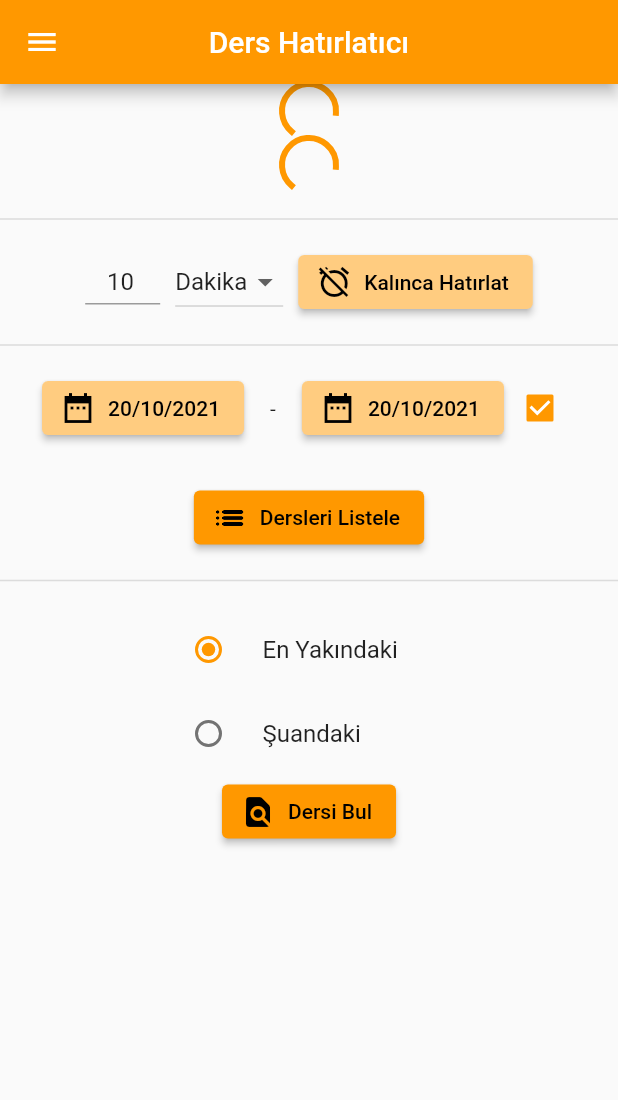
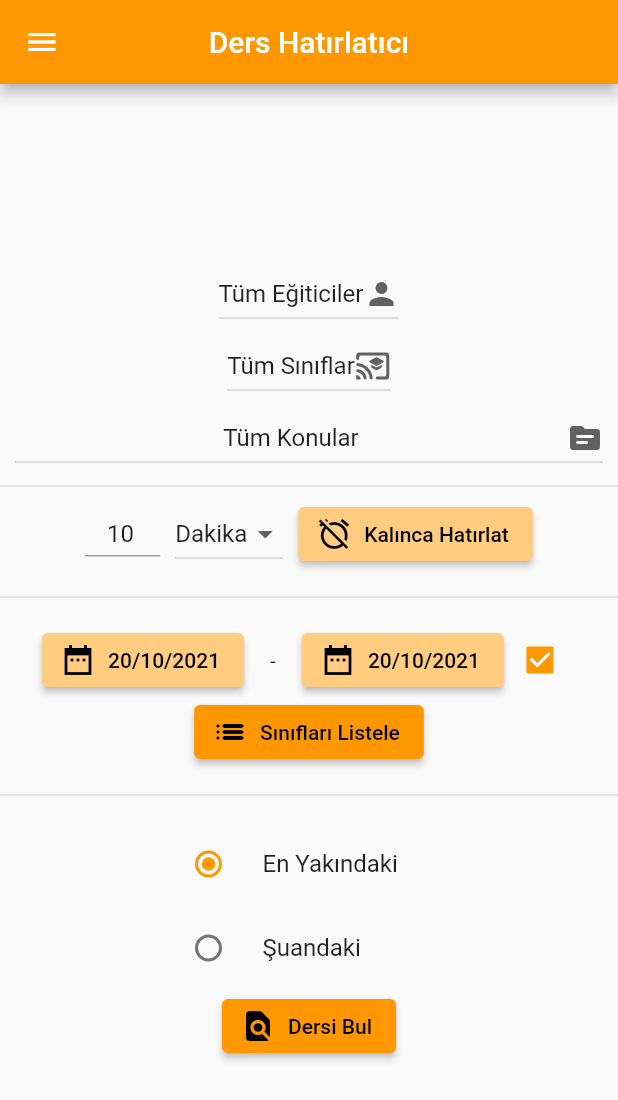
Before and after one commit to ErenalpKesici/Ders-Hatirlatici-Mobile, a Flutter app: the first screen one second after launch, on a phone screen of 412 x 824 dp. Shown: the top 1100 px of the screen. Run offline on Flutter 3.47's test engine with Material 2 defaults, Android fonts, the phone set to English and light mode, and no system bars; our stand-ins replace flutter_local_notifications, internet_connection_checker, permission_handler, timezone; missing offline and left inert: excel, flutter_archive, flutter_background_service, flutter_downloader; accounts and stored records are empty.

Commit message:
download in main, massive

```diff
--- /dev/null
+++ b/lib/backup.dart
@@ -0,0 +1,23 @@
+class Backup{
+  String lecturer = "", course = "", topic = "", time = "", timeType = "";
+  Backup(this.lecturer, this.course, this.topic, this.time, this.timeType);
+  Backup.fromJson(Map<String, dynamic> json)
+    : lecturer = json['lecturer'],
+      course = json['course'],
+      time = json['time'],
+      topic = json['topic'],
+      timeType = json['timeType'];
+  Map<String, dynamic> toJson() {
+    return {
+      'lecturer': lecturer,
+      'course': course,
+      'time': time,
+      'topic': topic,
+      'timeType': timeType,
+    };
+  }
+  @override
+  String toString() {
+    return this.lecturer + " " + this.topic + " " +  this.course + " " + this.time + " " + this.timeType;
+  }
+}
--- a/lib/main.dart
+++ b/lib/main.dart
@@ -1,8 +1,10 @@
 import 'dart:async';
+import 'dart:convert';
 import 'dart:io';
 import 'dart:isolate';
 import 'dart:ui';
 import 'package:ders_hatirlatici/Settings.dart';
+import 'package:ders_hatirlatici/backup.dart';
 import 'package:ders_hatirlatici/notifications.dart';
 import 'package:flutter/material.dart';
 import 'package:excel/excel.dart';
@@ -23,6 +25,7 @@
 List<Single> s = new List<Single>.empty(growable: true);
 int tillCancel = 0;
 bool upToDate = false;
+Backup save = new Backup("Tüm Eğiticiler", "Tüm Sınıflar", "Tüm Konular", "10", "Dakika");
 int whichMonth(String month){
   switch(month){
     case "Ocak":
@@ -53,8 +56,7 @@
       return 0;
   }
 }
-Future<List<String>> readExcel() async{
-  List<String> lecturers = new List<String>.empty(growable: true);
+Future<void> readExcel() async{
   s = new List<Single>.empty(growable: true);
   await for(var file in Directory(selectedDirectory!).list()){
     var bytes = File(file.path).readAsBytesSync();
@@ -82,9 +84,13 @@
         s.add(new Single(currentDate, course, row[6]?.value.split(' - ').last, row[3]?.value, row[4]?.value));
       }
     }
-
   }
   s.sort((a, b) => a.date.compareTo(b.date));
+  runApp(MyApp());
+}
+List<String> individualize(String type){
+  if(type == "lecturers"){
+    List<String> lecturers = new List<String>.empty(growable: true);
     lecturers.add("Tüm Eğiticiler");
     bool unique = true;
     for(Single single in s){
@@ -99,8 +105,45 @@
       else
         unique = true;
     }
-  print(lecturers.toString());
     return lecturers;
+  }
+  if(type == "courses"){
+    List<String> courses = new List<String>.empty(growable: true);
+    courses.add("Tüm Sınıflar");
+    bool unique = true;
+    for(Single single in s){
+      for(String course in courses){
+        if(single.course == course){
+          unique = false;
+          break;
+        }
+      }
+      if(unique)
+        courses.add(single.course);
+      else
+        unique = true;
+    }
+    return courses;
+  }
+  if(type == "topics"){
+    List<String> topics = new List<String>.empty(growable: true);
+    topics.add("Tüm Konular");
+    bool unique = true;
+    for(Single single in s){
+      for(String topic in topics){
+        if(single.topic == topic){
+          unique = false;
+          break;
+        }
+      }
+      if(unique)
+        topics.add(single.topic);
+      else
+        unique = true;
+    }
+    return topics;
+  }
+  return List.empty();
 }
 void onStart() {
   WidgetsFlutterBinding.ensureInitialized();
@@ -129,12 +172,67 @@
   return false;
 }
 ReceivePort _port = ReceivePort();
+void downloadCallback(String id, DownloadTaskStatus status, int progress) async{
+    final SendPort? send = IsolateNameServer.lookupPortByName('downloader_send_port');
+    send!.send([id, status, progress]);
+  }
+void download() async{
+  FlutterDownloader.registerCallback(downloadCallback);
+  IsolateNameServer.registerPortWithName(_port.sendPort, 'downloader_send_port');
+  _port.listen((dynamic data) async{
+    String id = data[0];
+    DownloadTaskStatus status = data[1];
+    int progress = data[2];
+    if(status.value == 3 && progress == 100){
+      final externalDir = await getExternalStorageDirectory();
+      if(await File(externalDir!.path+"/xl.zip").exists()){
+      try {
+        await ZipFile.extractToDirectory(zipFile: File(externalDir.path+"/xl.zip"), destinationDir: Directory(externalDir.path +"/xl"));
+        print(status.value);
+        await readExcel();
+        IsolateNameServer.removePortNameMapping('downloader_send_port');
+      } catch (e) {
+        print(e);
+        }
+      }
+    }
+  });
+  final externalDir = await getExternalStorageDirectory();
+  await FlutterDownloader.enqueue(
+    url: XL_URL,
+    showNotification: false,
+    savedDir: externalDir!.path,
+  );
+}
 void main() async{
   WidgetsFlutterBinding.ensureInitialized();
   await FlutterDownloader.initialize(debug: true);
   if(await Permission.storage.request().isGranted){
     final externalDir = await getExternalStorageDirectory();
     selectedDirectory = externalDir!.path +"/xl";
+    if(await File(externalDir.path+"/Save.json").exists()){ //read from save.json
+      Map<String, dynamic> readSave = Map<String, dynamic>.from(jsonDecode(File(externalDir.path+"/Save.json").readAsStringSync()));
+      readSave.forEach((key, value) {
+        switch(key){
+          case "lecturer":
+            save.lecturer = value;
+            break;
+          case "course":
+            save.course = value;
+            break;
+          case "topic":
+            save.topic = value;
+            break;
+          case "time":
+            save.time = value;
+            break;
+          case "timeType":
+            save.timeType = value;
+            break;
+        }
+      });
+      print(save.toString());
+    }
     Timer.periodic(Duration(seconds: 2), (timer) async{
       if (await InternetConnectionChecker().hasConnection){
         if(await File(externalDir.path +"/xl.zip").exists()){
@@ -149,13 +247,15 @@
           else
             upToDate = true;
         }
+        if(!upToDate)
+          download();
+        else
+          await readExcel();
         timer.cancel();
-        runApp(MyApp());
       }
       else if(await File(externalDir.path +"/xl.zip").exists()){
-        upToDate = true;
         timer.cancel();
-        runApp(MyApp());
+        await readExcel();
       }
       else{
         runApp(MaterialApp(debugShowCheckedModeBanner: false, home: Center(child: Column(mainAxisAlignment: MainAxisAlignment.center, children: [Text("Internet Aranıyor...", style: TextStyle(color: Colors.orange, decoration:  TextDecoration.none, fontSize: 24),), SizedBox(height: 25), CircularProgressIndicator(color: Colors.orange,)]))));
@@ -221,7 +321,7 @@
 }
 Future<List<String>> readCourses() async{
   List<String> courses = List.empty(growable: true);
-  courses.add("Tüm Dersler");
+  courses.add("Tüm Sınıflar");
   await for(var file in Directory(selectedDirectory!).list()){
     String tmpCourse = file.path.split('/').last;
     String course = tmpCourse[0];
@@ -235,17 +335,16 @@
   return courses;
 }
 
-class _MyHomePageState extends State<MyHomePage> {
-  String selectedLecturer = 'Tüm Eğiticiler', selectedCourse = "Tüm Dersler";
-  String timeType = "Dakika";
+class _MyHomePageState extends State<MyHomePage> with WidgetsBindingObserver {
   DateTime selectedDate1 = DateTime.now();
   DateTime selectedDate2 = DateTime.now();
   bool dt2Checked = true;
   int? selectedRadio = 0;
-  TextEditingController timeBefore = new TextEditingController(text: "10");
+  TextEditingController timeBefore = new TextEditingController(text: save.time);
   Icon alarmIcon = Icon(Icons.alarm_off);
-  Future<List<String>>? loadLecturers, loadCourses;
+  Future<List<Single>>? loadLecturers, loadCourses, loadTopics;
   GestureDetector? gdDate1, gdDate2;
+  List<String> lecturers = List.empty(growable: true), courses = List.empty(growable: true), topics = List.empty(growable: true);
   bool lastDate = false;
   void download() async{
     final externalDir = await getExternalStorageDirectory();
@@ -259,48 +358,29 @@
   @override
   void initState(){
     super.initState();
-	  FlutterDownloader.registerCallback(downloadCallback);
-    if(upToDate){
-      loadLecturers = readExcel();
-      loadCourses = readCourses();
-      return;
-    }
-    upToDate = true;
-    IsolateNameServer.registerPortWithName(_port.sendPort, 'downloader_send_port');
-    _port.listen((dynamic data) async{
-      String id = data[0];
-      DownloadTaskStatus status = data[1];
-      int progress = data[2];
-      if(status.value == 3 && progress == 100){
-        final externalDir = await getExternalStorageDirectory();
-        if(await File(externalDir!.path+"/xl.zip").exists()){
-        try {
-          await ZipFile.extractToDirectory(zipFile: File(externalDir.path+"/xl.zip"), destinationDir: Directory(externalDir.path +"/xl"));
-          print(status.value);
-          setState(() {
-            loadLecturers = readExcel();
-            loadCourses = readCourses();
-          });
-        } catch (e) {
-          print(e);
-        }
-    }
-  }
-  });
-    FlutterDownloader.registerCallback(downloadCallback);
-    download();
+    WidgetsBinding.instance?.addObserver(this);
+    lecturers = individualize("lecturers");
+    courses = individualize("courses");
+    topics = individualize("topics");
   }
   @override
   void dispose() {
-    IsolateNameServer.removePortNameMapping('downloader_send_port');
+    WidgetsBinding.instance?.removeObserver(this);
     super.dispose();
   }
-  static void downloadCallback(String id, DownloadTaskStatus status, int progress) async{
-    final SendPort? send = IsolateNameServer.lookupPortByName('downloader_send_port');
-    send!.send([id, status, progress]);
+  bool validSingle(Single single){
+    return (save.lecturer == "Tüm Eğiticiler" || single.lecturer == save.lecturer) && (save.course == "Tüm Sınıflar" || save.course == single.course) && (save.topic == "Tüm Konular" || save.topic == single.topic);
   }
-  bool validSingle(String lecturer, String course){
-    return (selectedLecturer == "Tüm Eğiticiler" || lecturer == selectedLecturer) && (selectedCourse == "Tüm Dersler" || selectedCourse == course);
+  void saveSelections(Backup save)async{
+    final externalDir = await getExternalStorageDirectory();
+    if(!await File(externalDir!.path + "/Save.json").exists())
+      await File(externalDir.path + "/Save.json").create();
+    File(externalDir.path + "/Save.json").writeAsString(jsonEncode(save));
+  }
+  @override
+  void didChangeAppLifecycleState(AppLifecycleState state)  async{
+    if(state == AppLifecycleState.paused)
+      saveSelections(new Backup(save.lecturer, save.course, save.topic, save.time.toString(), save.timeType));
   }
   @override
   Widget build(BuildContext context) {
@@ -383,65 +463,68 @@
         title: Text("Ders Hatırlatıcı"),
         centerTitle: true,
       ),
-      body: SingleChildScrollView(
-        scrollDirection: Axis.vertical,
-        child: Column(
+      body: Column(
         mainAxisAlignment: MainAxisAlignment.center,
-          children: <Widget>[
-            FutureBuilder<List<String>>(
-              future: loadLecturers,
-              builder: (BuildContext context, AsyncSnapshot snapshot){
-                if(snapshot.hasData){
-                  return DropdownButton(
+        children: [
+          DropdownButton<String>(
             alignment: AlignmentDirectional.center,
-                    items: snapshot.data.map<DropdownMenuItem<String>>((String value) {
-                      return DropdownMenuItem(
+            value: save.lecturer,
+            onChanged: (String? newValue) {
+              setState(() {
+                save.lecturer = newValue!;
+              });
+            },
+            icon: Icon(Icons.person),
+            items: lecturers.map<DropdownMenuItem<String>>((String value) {
+              return DropdownMenuItem<String>(
                 alignment: AlignmentDirectional.center,
                 value: value,
-                        child: Row(children: [Icon(Icons.person), SizedBox(width: 5,), Text(value)],) ,
+                child: Text(value),
               );
             }).toList(),
-                  onChanged: (String? value) {
+          ),
+          DropdownButton<String>(
+            alignment: AlignmentDirectional.center,
+            value: save.course,
+            onChanged: (String? newValue) {
               setState(() {
-                      selectedLecturer = value!;
+                save.course = newValue!;
               });
             },
-                  value: selectedLecturer,
-                );
-              }
-              else
-                return CircularProgressIndicator();
-              }
-            ),
-            FutureBuilder<List<String>>(
-              future: loadCourses,
-              builder: (BuildContext context, AsyncSnapshot snapshot){
-                if(snapshot.hasData){
-                  return DropdownButton(
-                    alignment: AlignmentDirectional.center,
-                    items: snapshot.data.map<DropdownMenuItem<String>>((String value) {
-                      return DropdownMenuItem(
+            icon: Icon(Icons.cast_for_education_rounded),
+            items: courses.map<DropdownMenuItem<String>>((String value) {
+              return DropdownMenuItem<String>(
                 alignment: AlignmentDirectional.center,
                 value: value,
-                         child: Row(children: [Icon(Icons.cast_for_education_rounded), SizedBox(width: 5,), Text(value)],) ,
+                child: Text(value),
             );
             }).toList(),
-                  onChanged: (String? value) {
+          ),
+          Padding(
+            padding: const EdgeInsets.fromLTRB(10, 0, 10, 0),
+            child: DropdownButton<String>(
+              alignment: AlignmentDirectional.center,
+              isExpanded: true,
+              value: save.topic,
+              onChanged: (String? newValue) {
                 setState(() {
-                      selectedCourse = value!;
+                  save.topic = newValue!;
                 });
               },
-                  value: selectedCourse,
+              icon: Icon(Icons.topic_rounded),
+              items: topics.map<DropdownMenuItem<String>>((String value) {
+                return DropdownMenuItem<String>(
+                  alignment: AlignmentDirectional.center,
+                  value: value,
+                  child: Text(value, overflow: TextOverflow.ellipsis,) ,
                 );
-              }
-              else
-                return CircularProgressIndicator();
-              }
+              }).toList(),
+            ),
           ),
           Padding(
-              padding: const EdgeInsets.fromLTRB(0, 10, 0, 10),
-              child: Divider(thickness: 1),
+            padding: const EdgeInsets.fromLTRB(50, 0, 50, 0),
           ),
+          Divider(thickness: 1,),
           Row(
             mainAxisAlignment: MainAxisAlignment.center,
             children: [
@@ -458,10 +541,10 @@
               SizedBox(width: 10,),
               DropdownButton<String>(
                 alignment: AlignmentDirectional.center,
-                  value: timeType,
+                value: save.timeType,
                 onChanged: (String? newValue) {
                   setState(() {
-                      timeType = newValue!;
+                    save.timeType = newValue!;
                   });
                 },
                 items: <String>['Dakika', 'Saat', 'Gün'].map<DropdownMenuItem<String>>((String value) {
@@ -478,10 +561,10 @@
                 for(Single single in s){
                   DateTime singleDt = new DateTime(single.date.year, single.date.month, single.date.day, single.date.hour);
                   DateTime nowDate = new DateTime(DateTime.now().year, DateTime.now().month, DateTime.now().day, DateTime.now().hour);
-                    if(validSingle(single.lecturer, single.course) && singleDt.compareTo(nowDate) == 1){
+                  if(validSingle(single) && singleDt.compareTo(nowDate) == 1){
                     int difference = single.date.difference(DateTime.now()).inSeconds;
                     int multiplier = 0;
-                      switch(timeType){
+                    switch(save.timeType){
                       case "Dakika":
                         multiplier = 60;
                         break;
@@ -532,7 +615,6 @@
               )
             ],
           ),
-            SizedBox(height: 25,),
           ElevatedButton.icon(onPressed: () async{
             List<Single> toSendS = new List.empty(growable: true);
             if(dt2Checked)
@@ -540,22 +622,31 @@
                 DateTime singleDt = new DateTime(single.date.year, single.date.month, single.date.day);
                 DateTime selectedDt1 = new DateTime(selectedDate1.year, selectedDate1.month, selectedDate1.day);
                 DateTime selectedDt2 = new DateTime(selectedDate2.year, selectedDate2.month, selectedDate2.day);
-                  if(validSingle(single.lecturer, single.course) && (singleDt.compareTo(selectedDt1) > -1 && singleDt.compareTo(selectedDt2) < 1))
+                if(validSingle(single) && (singleDt.compareTo(selectedDt1) > -1 && singleDt.compareTo(selectedDt2) < 1))
                   toSendS.add(single);
               }
             else{
                for(Single single in s){
                 DateTime singleDt = new DateTime(single.date.year, single.date.month, single.date.day);
                 DateTime selectedDt = new DateTime(selectedDate1.year, selectedDate1.month, selectedDate1.day);
-                  if(validSingle(single.lecturer, single.course) && (singleDt.compareTo(selectedDt) == 0))
+                if(validSingle(single) && (singleDt.compareTo(selectedDt) == 0))
                   toSendS.add(single);
               }
             }
-              if(toSendS.length > 0)
-                Navigator.of(context).push(MaterialPageRoute(builder: (context) =>ListPageSend(currentS: toSendS, title: DateFormat('dd/MM/yyyy').format(selectedDate1)+" - " + DateFormat('dd/MM/yyyy').format(selectedDate2),)));
+            if(toSendS.length > 0){
+              String lecturer = "", course = "", topic = "";
+              if(save.lecturer != "Tüm Eğiticiler")
+                lecturer = ", " + save.lecturer;
+              if(save.course != "Tüm Sınıflar")
+                course = ", " + save.course;
+              if(save.topic != "Tüm Konular")
+                 topic = ", " + save.topic.substring(0, 15) + (save.topic.length > 15?"...":"");
+              String toSendTitle = DateFormat('dd/MM/yyyy').format(selectedDate1) + " - " + DateFormat('dd/MM/yyyy').format(selectedDate2) + lecturer + course + topic;
+              Navigator.of(context).push(MaterialPageRoute(builder: (context) =>ListPageSend(currentS: toSendS, title: toSendTitle,)));
+            }
             else
               ScaffoldMessenger.of(context).showSnackBar(new SnackBar(content: Text('Ders Bulunamadı', textAlign: TextAlign.center)));
-            }, icon: Icon(Icons.list_rounded), label: Text('Dersleri Listele')),
+          }, icon: Icon(Icons.list_rounded), label: Text('Sınıfları Listele')),
           Padding(
             padding: const EdgeInsets.fromLTRB(0, 10, 0, 10),
             child: Divider(thickness: 1),
@@ -594,7 +685,7 @@
             for(Single single in s){
               DateTime singleDt = new DateTime(single.date.year, single.date.month, single.date.day, single.date.hour);
               DateTime nowDate = new DateTime(DateTime.now().year, DateTime.now().month, DateTime.now().day, DateTime.now().hour);
-                if(validSingle(single.lecturer, single.course) && ((selectedRadio == 1 && singleDt.compareTo(nowDate) == 0) || selectedRadio == 0 && singleDt.compareTo(nowDate)  == 1)){
+              if(validSingle(single) && ((selectedRadio == 1 && singleDt.compareTo(nowDate) == 0) || selectedRadio == 0 && singleDt.compareTo(nowDate)  == 1)){
                   toSendS.add(single);
                   break;}
             }
@@ -604,7 +695,6 @@
               ScaffoldMessenger.of(context).showSnackBar(new SnackBar(content: Text('Ders Bulunamadı', textAlign: TextAlign.center)));
           }, icon: Icon(Icons.find_in_page_rounded), label: Text('Dersi Bul'),)
         ],
-        ),
       ),
     );
   }
@@ -627,7 +717,7 @@
   Widget build(BuildContext context) {
     return Scaffold(
       appBar: AppBar(
-        title: Text(this.title!),
+        title: FittedBox(child: Text(this.title!)),
         centerTitle: true,
       ),
       body: Scrollbar(
@@ -637,13 +727,17 @@
           child: SingleChildScrollView(
             scrollDirection: Axis.horizontal,
             child: DataTable(
+              columnSpacing: 10,
               headingRowColor: MaterialStateColor.resolveWith((states) => Colors.black12),
               columns: [
                 DataColumn(label: Text('Tarih')),
+                if(save.course == "Tüm Sınıflar")
                   DataColumn(label: Text('Sınıf')),
                 DataColumn(label: Text('Tip')),
+                if(save.topic == "Tüm Konular")
+                  DataColumn(label: Text('Konu')),
+                if(save.lecturer == "Tüm Eğiticiler")
                   DataColumn(label: Text('Eğitici')),
-                DataColumn(label: Text('Konu')),
               ],
               rows: List.generate(currentS!.length, (index) => getDataRow(index))
             ),
@@ -657,10 +751,13 @@
       color: MaterialStateColor.resolveWith((states) => currentS![index].type == "UE"?Colors.orange[700]!:Colors.lightBlue[700]!),
       cells: <DataCell>[
         DataCell(Text(currentS![index].date.day.toString() + "/" + currentS![index].date.month.toString() + "/" + currentS![index].date.year.toString() +" " + currentS![index].date.hour.toString()+":00")),
+        if(save.course == "Tüm Sınıflar")
           DataCell(Text(currentS![index].course)),
         DataCell(Text(currentS![index].type)),
+        if(save.topic == "Tüm Konular")
+          DataCell(Text(currentS![index].topic)),
+        if(save.lecturer == "Tüm Eğiticiler")
           DataCell(Text(currentS![index].lecturer)),
-        DataCell(Text(currentS![index].topic)),
       ],
     );
   }
```
Lines whose indentation alone changed are shown as unchanged.
